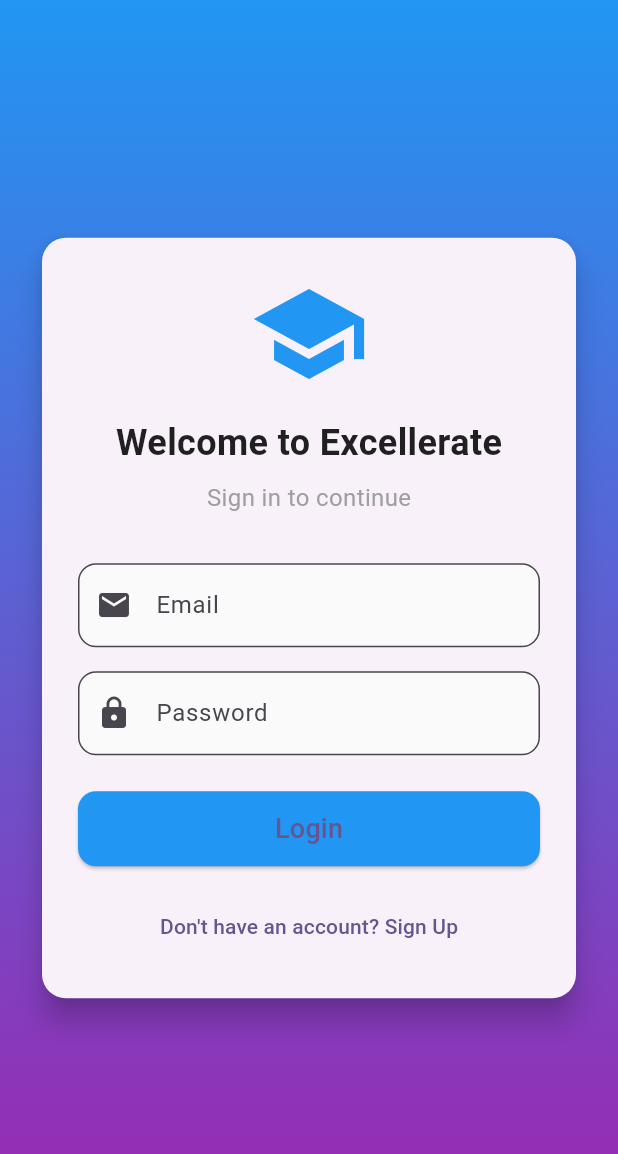
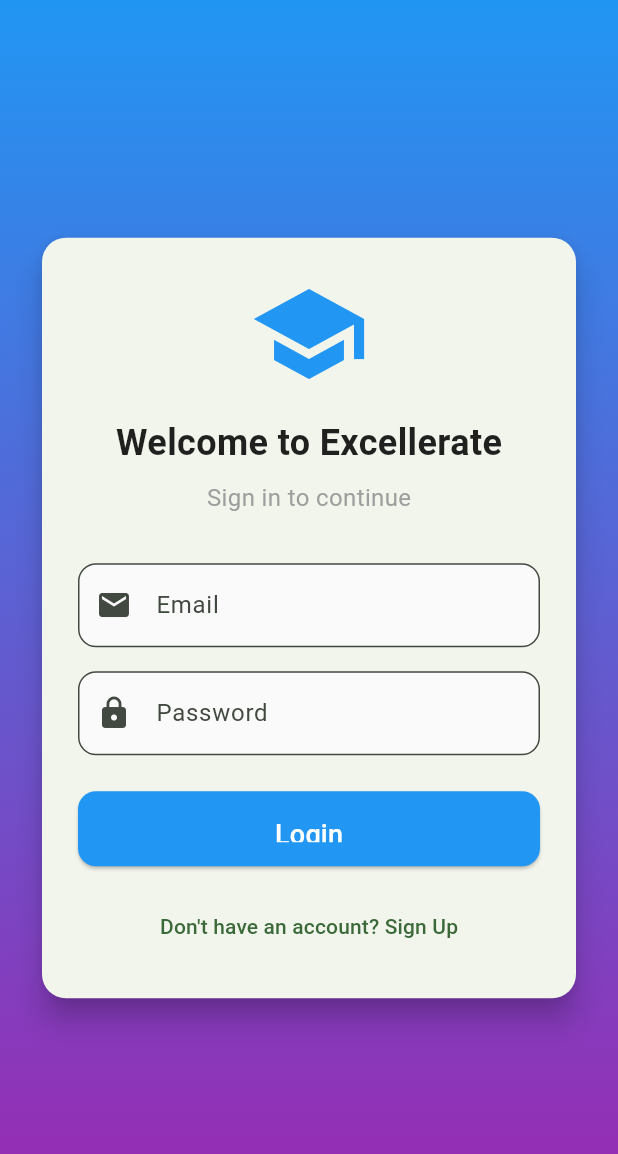
Before and after one commit to learning-botman/excellerate-project-main, a Flutter app: the screen it shows after launch, on a phone screen of 412 x 824 dp. Shown: the top 1154 px of the screen. Run offline on Flutter 3.47's test engine with Material 3 defaults, Android fonts, the phone set to English and light mode, and no system bars; our stand-ins replace firebase_auth, firebase_core; accounts and stored records are empty.

```diff
--- a/lib/main.dart
+++ b/lib/main.dart
@@ -29,8 +29,32 @@ class MyApp extends StatelessWidget {
       title: 'Excellerate Prototype',
       debugShowCheckedModeBanner: false,
       theme: ThemeData(
-        colorScheme: ColorScheme.fromSeed(seedColor: Colors.deepPurple),
+        colorScheme: ColorScheme.fromSeed(
+          seedColor: Colors.green,
+          secondary: Colors.orange,
+        ),
         useMaterial3: true,
+        appBarTheme: const AppBarTheme(
+          backgroundColor: Colors.green,
+          foregroundColor: Colors.white,
+          elevation: 0,
+        ),
+        elevatedButtonTheme: ElevatedButtonThemeData(
+          style: ElevatedButton.styleFrom(
+            backgroundColor: Colors.green,
+            foregroundColor: Colors.white,
+            padding: const EdgeInsets.symmetric(horizontal: 32, vertical: 16),
+            shape: RoundedRectangleBorder(
+              borderRadius: BorderRadius.circular(8),
+            ),
+          ),
+        ),
+        cardTheme: CardTheme(
+          elevation: 4,
+          shape: RoundedRectangleBorder(
+            borderRadius: BorderRadius.circular(12),
+          ),
+        ),
       ),
       initialRoute: '/login',
       routes: {
```
